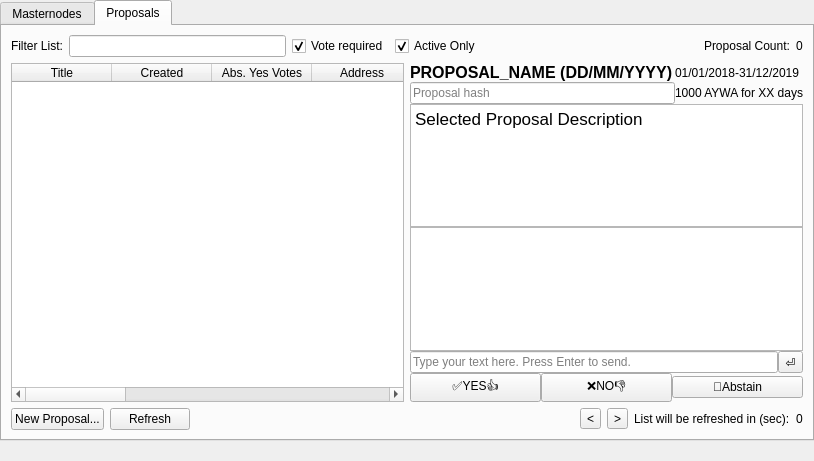
GetAywa/AywaCore, file src/qt/forms/masternodelist.ui: the form before one commit.
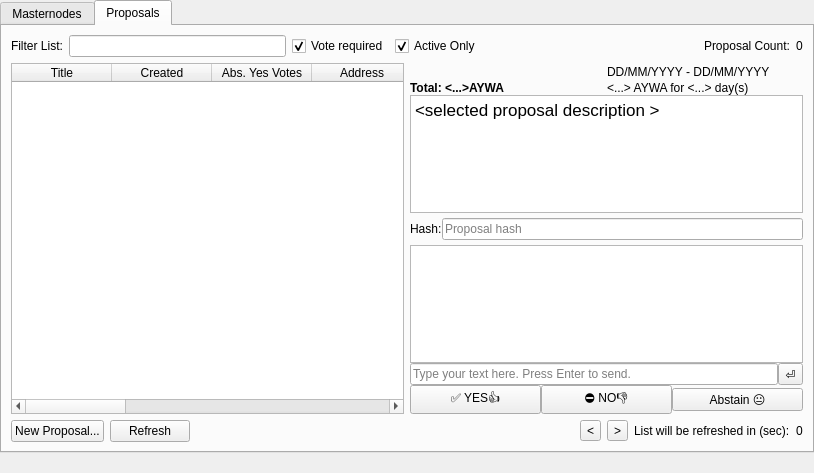
The form after the commit.

Diff of the .ui file:
```diff
--- a/src/qt/forms/masternodelist.ui
+++ b/src/qt/forms/masternodelist.ui
@@ -7,7 +7,7 @@
     <x>0</x>
     <y>0</y>
     <width>814</width>
-    <height>461</height>
+    <height>473</height>
    </rect>
   </property>
   <property name="windowTitle">
@@ -521,28 +521,6 @@
                <property name="topMargin">
                 <number>0</number>
                </property>
-               <item row="1" column="0">
-                <widget class="QLineEdit" name="ProposalHash_lineedit">
-                 <property name="enabled">
-                  <bool>true</bool>
-                 </property>
-                 <property name="mouseTracking">
-                  <bool>false</bool>
-                 </property>
-                 <property name="focusPolicy">
-                  <enum>Qt::NoFocus</enum>
-                 </property>
-                 <property name="acceptDrops">
-                  <bool>false</bool>
-                 </property>
-                 <property name="placeholderText">
-                  <string>Proposal hash</string>
-                 </property>
-                 <property name="clearButtonEnabled">
-                  <bool>false</bool>
-                 </property>
-                </widget>
-               </item>
                <item row="0" column="0">
                 <widget class="QLabel" name="labelProposalName">
                  <property name="font">
@@ -553,21 +531,37 @@
                   </font>
                  </property>
                  <property name="text">
-                  <string>PROPOSAL_NAME (DD/MM/YYYY)</string>
+                  <string>&lt;SELECTED PROPOSAL_NAME (DD/MM/YYYY)&gt;</string>
                  </property>
                 </widget>
                </item>
                <item row="0" column="1">
                 <widget class="QLabel" name="labelProposalFromToDate">
                  <property name="text">
-                  <string>01/01/2018-31/12/2019</string>
+                  <string>DD/MM/YYYY - DD/MM/YYYY</string>
                  </property>
                 </widget>
                </item>
                <item row="1" column="1">
                 <widget class="QLabel" name="labelProposalAmountAndDays">
                  <property name="text">
-                  <string>1000 AYWA for XX days</string>
+                  <string>&lt;...&gt; AYWA for &lt;...&gt; day(s)</string>
+                 </property>
+                </widget>
+               </item>
+               <item row="1" column="0">
+                <widget class="QLabel" name="labelTotalProposalBudget">
+                 <property name="font">
+                  <font>
+                   <weight>75</weight>
+                   <bold>true</bold>
+                  </font>
+                 </property>
+                 <property name="text">
+                  <string>Total: &lt;...&gt;AYWA</string>
+                 </property>
+                 <property name="alignment">
+                  <set>Qt::AlignLeading|Qt::AlignLeft|Qt::AlignVCenter</set>
                  </property>
                 </widget>
                </item>
@@ -580,12 +574,55 @@
 &lt;html&gt;&lt;head&gt;&lt;meta name=&quot;qrichtext&quot; content=&quot;1&quot; /&gt;&lt;style type=&quot;text/css&quot;&gt;
 p, li { white-space: pre-wrap; }
 &lt;/style&gt;&lt;/head&gt;&lt;body style=&quot; font-family:'.SF NS Text'; font-size:13pt; font-weight:400; font-style:normal;&quot;&gt;
-&lt;p style=&quot; margin-top:0px; margin-bottom:0px; margin-left:0px; margin-right:0px; -qt-block-indent:0; text-indent:0px;&quot;&gt;Selected Proposal Description &lt;/p&gt;&lt;/body&gt;&lt;/html&gt;</string>
+&lt;p style=&quot; margin-top:0px; margin-bottom:0px; margin-left:0px; margin-right:0px; -qt-block-indent:0; text-indent:0px;&quot;&gt;&amp;lt;selected proposal description &amp;gt;&lt;/p&gt;&lt;/body&gt;&lt;/html&gt;</string>
                </property>
               </widget>
              </item>
              <item>
-              <widget class="QListView" name="listView"/>
+              <layout class="QHBoxLayout" name="horizontalLayout_7">
+               <property name="topMargin">
+                <number>5</number>
+               </property>
+               <property name="bottomMargin">
+                <number>5</number>
+               </property>
+               <item>
+                <widget class="QLabel" name="label">
+                 <property name="text">
+                  <string>Hash:</string>
+                 </property>
+                </widget>
+               </item>
+               <item>
+                <widget class="QLineEdit" name="ProposalHash_lineedit">
+                 <property name="enabled">
+                  <bool>true</bool>
+                 </property>
+                 <property name="mouseTracking">
+                  <bool>false</bool>
+                 </property>
+                 <property name="focusPolicy">
+                  <enum>Qt::NoFocus</enum>
+                 </property>
+                 <property name="acceptDrops">
+                  <bool>false</bool>
+                 </property>
+                 <property name="placeholderText">
+                  <string>Proposal hash</string>
+                 </property>
+                 <property name="clearButtonEnabled">
+                  <bool>false</bool>
+                 </property>
+                </widget>
+               </item>
+              </layout>
+             </item>
+             <item>
+              <widget class="QListView" name="listViewConversation">
+               <property name="toolTipDuration">
+                <number>7</number>
+               </property>
+              </widget>
              </item>
              <item>
               <layout class="QHBoxLayout" name="horizontalLayout_6">
@@ -622,21 +659,21 @@
                <item>
                 <widget class="QPushButton" name="bnVoteYes">
                  <property name="text">
-                  <string>✅YES👍</string>
+                  <string>✅ YES👍</string>
                  </property>
                 </widget>
                </item>
                <item>
                 <widget class="QPushButton" name="bnVoteNo">
                  <property name="text">
-                  <string>❌NO👎</string>
+                  <string>⛔️ NO👎</string>
                  </property>
                 </widget>
                </item>
                <item>
                 <widget class="QPushButton" name="bnVoteAbstain">
                  <property name="text">
-                  <string>🚫Abstain</string>
+                  <string>Abstain 😐</string>
                  </property>
                 </widget>
                </item>
```
